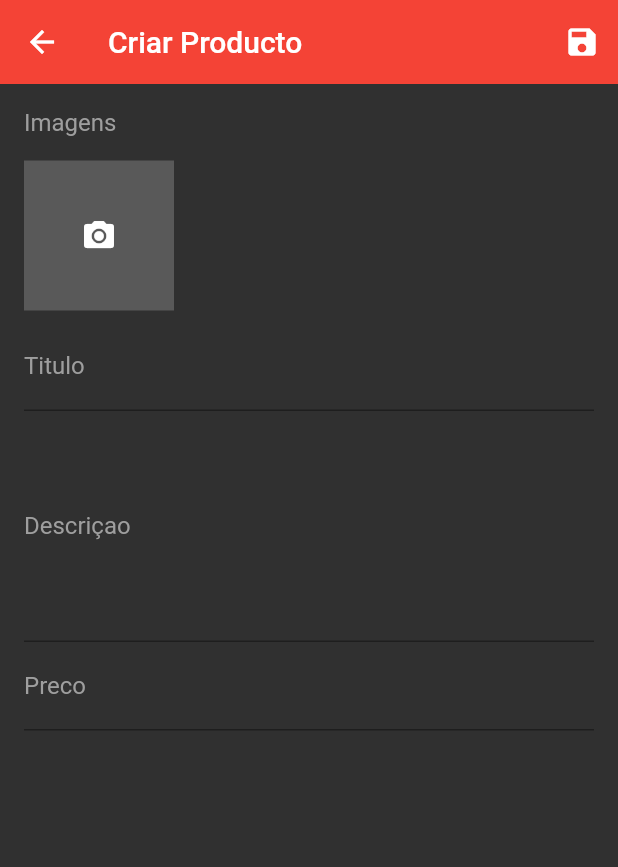
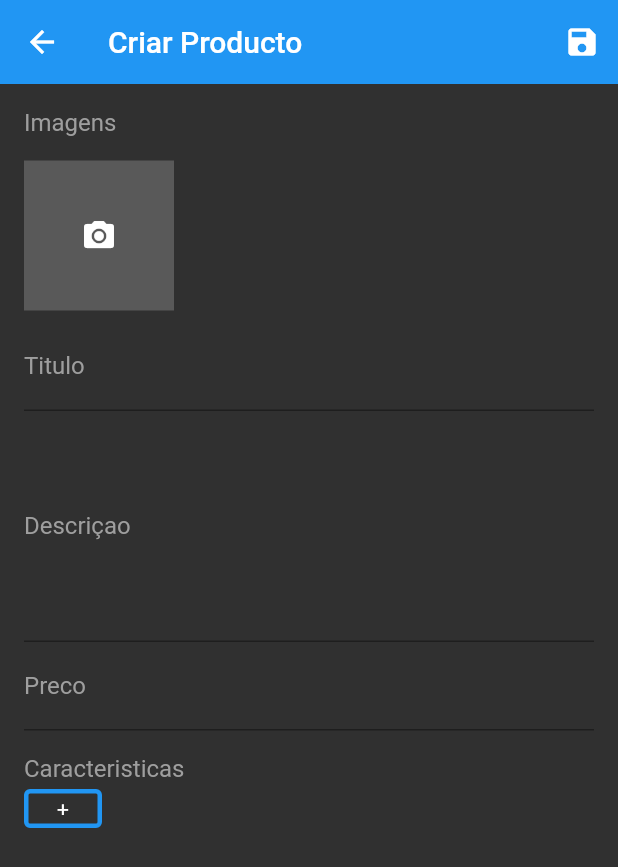
Before and after one commit to pedroaguiar1994/gerenciadordeloja, a Flutter app: the ProductScreen screen opened directly, on a phone screen of 412 x 824 dp. Shown: the top 867 px of the screen. Run offline on Flutter 3.47's test engine with Material 2 defaults, Android fonts, the phone set to English and light mode, and no system bars; our stand-ins replace cloud_firestore, firebase_auth, firebase_storage, flutter_speed_dial, image_cropper, image_picker and 2 more; missing offline and left inert: bloc_pattern; accounts and stored records are empty.

Commit message:
alterando cor

```diff
--- a/lib/blocs/product_bloc.dart
+++ b/lib/blocs/product_bloc.dart
@@ -45,6 +45,9 @@ class ProductBloc extends BlocBase{
   void saveImages(List images){
     unsavedData["images"] = images;
   }
+  void saveSizes(List sizes){
+    unsavedData["sizes"] = sizes;
+  }
   Future<bool> saveProduct()async{
     _loadingController.add(true);
     try{
@@ -81,6 +84,9 @@ class ProductBloc extends BlocBase{
       unsavedData["images"][i] = downloadUrl;
     }
   }
+  void deleteProduct(){
+    product.reference.delete();
+  }
 
   @override
   void dispose() {
--- a/lib/main.dart
+++ b/lib/main.dart
@@ -9,7 +9,7 @@ class MyApp extends StatelessWidget {
     return MaterialApp(
       title: 'Flutter Demo',
       theme: ThemeData(
-        primarySwatch: Colors.red,
+        primarySwatch: Colors.blue,
       ),
       debugShowCheckedModeBanner: false,
       home: LoginScreen(),
--- a/lib/screens/product_screen.dart
+++ b/lib/screens/product_screen.dart
@@ -3,6 +3,7 @@ import 'package:flutter/material.dart';
 import 'package:gerente_loja/blocs/product_bloc.dart';
 import 'package:gerente_loja/validators/product_validator.dart';
 import 'package:gerente_loja/widgets/images_widget.dart';
+import 'package:gerente_loja/widgets/product_sizes.dart';
 
 class ProductScreen extends StatefulWidget {
 
@@ -67,7 +68,10 @@ class _ProductScreenState extends State<ProductScreen> with ProductValidator{
             builder: (context, snapshot) {
               return IconButton(
                 icon:  Icon(Icons.remove),
-                onPressed: snapshot.data ? null : saveProduct,
+                onPressed: snapshot.data ? null : (){
+                  _productBloc.deleteProduct();
+                  Navigator.of(context).pop();
+                },
                 );
                }
               );
@@ -132,6 +136,22 @@ class _ProductScreenState extends State<ProductScreen> with ProductValidator{
                       keyboardType: TextInputType.numberWithOptions(decimal: true),
                       onSaved: _productBloc.savePrice,
                       validator: validatePrice,
+                    ),
+                    SizedBox(height: 16,),
+                    Text
+                      ("Caracteristicas",
+                    style: TextStyle(
+                      color: Colors.grey,
+                      fontSize: 16
+                    ),
+                    ),
+                    ProductsSizes(
+                      context: context,
+                      initialValue: snapshot.data["sizes"],
+                      onSaved: _productBloc.saveSizes,
+                      validator: (s){
+                        if(s.isEmpty) return "Adicione uma caracterisca do produto";
+                      },
                     )
                   ],
                 );
@@ -173,8 +193,6 @@ class _ProductScreenState extends State<ProductScreen> with ProductValidator{
            backgroundColor:Colors.redAccent,
         )
       );
-
-
     }
   }
 }
--- a/lib/tabs/product_tab.dart
+++ b/lib/tabs/product_tab.dart
@@ -11,8 +11,8 @@ class _ProductsTabState extends State<ProductsTab> with AutomaticKeepAliveClient
   @override
   Widget build(BuildContext context) {
     super.build(context);
-    return FutureBuilder<QuerySnapshot>(
-      future: Firestore.instance.collection("products").getDocuments(),
+    return StreamBuilder<QuerySnapshot>(
+      stream: Firestore.instance.collection("products").snapshots(),
       builder:  (context, snapshot){
         if(!snapshot.hasData) return Center(
           child: CircularProgressIndicator(
--- /dev/null
+++ b/lib/widgets/product_sizes.dart
@@ -0,0 +1,76 @@
+import 'package:flutter/foundation.dart';
+import 'package:flutter/material.dart';
+import 'package:gerente_loja/widgets/add_size_dialog.dart';
+
+
+class ProductsSizes extends FormField<List>{
+  ProductsSizes(
+    {
+      BuildContext context,
+      List initialValue,
+      FormFieldSetter<List> onSaved,
+      FormFieldValidator<List> validator,
+    }): super(
+      initialValue: initialValue,
+      onSaved: onSaved,
+      validator: validator,
+      builder: (state){
+        return SizedBox(
+          height: 34,
+          child: GridView(
+            padding: EdgeInsets.symmetric(vertical: 4 ),
+            scrollDirection: Axis.horizontal,
+            gridDelegate: SliverGridDelegateWithFixedCrossAxisCount(
+              crossAxisCount: 1, // ajustar aqui no depois
+              mainAxisSpacing: 8,
+              childAspectRatio: 0.5
+            ),
+            children: state.value.map(
+              (s){
+                return GestureDetector(
+                  onLongPress: (){
+                    state.didChange(state.value..remove(s));
+                  },
+                  child: Container(
+                    decoration: BoxDecoration(
+                      borderRadius: BorderRadius.all(Radius.circular(4)),
+                      border: Border.all(
+                        color: Colors.redAccent,
+                        width: 3
+                      )
+                    ),
+                    alignment: Alignment.center,
+                    child: Text(
+                      s,
+                      style:TextStyle(color: Colors.white)
+                    ),
+                  ),
+                );
+              }
+            ).toList()..add(
+              GestureDetector (
+                onTap: ()async{
+                  String size = await showDialog(context: context, builder: (context)=>AddSizeDialog());
+                  if(size != null) state.didChange(state.value..add(size));
+                } ,
+                  child: Container(
+                    decoration: BoxDecoration(
+                      borderRadius: BorderRadius.all(Radius.circular(4)),
+                      border: Border.all(
+                        color: state.hasError ? Colors.yellow : Colors.blue,
+                        width: 3
+                      )
+                    ),
+                    alignment: Alignment.center,
+                    child: Text(
+                      "+",
+                      style:TextStyle(color: Colors.white)
+                    ),
+                  ),
+                )
+            ),
+          ),
+        );
+      }
+    );
+}
--- a/pubspec.yaml
+++ b/pubspec.yaml
@@ -86,4 +86,4 @@ flutter:
 flutter_icons:
   android: true
   ios: true
-  image_path: "icons/team.png"
+  image_path: "icons/settings.png"
```
Also changed, not shown: lib/blocs/categoria_bloc.dart (added, +88 -0 lines), lib/screens/home_screen.dart (+11 -0 lines), lib/widgets/add_size_dialog.dart (added, +33 -0 lines), lib/widgets/category_tile.dart (+13 -3 lines), lib/widgets/edit_category_dialog.dart (added, +110 -0 lines), icons/settings.png (added), icons/team.png (deleted), 23 other files.
